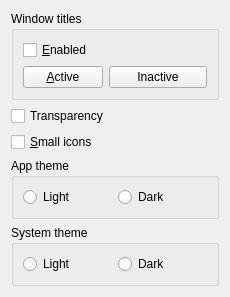
Before: the Qt Designer form mainwidget.ui in dee/Twikr, drawn with Qt 5.
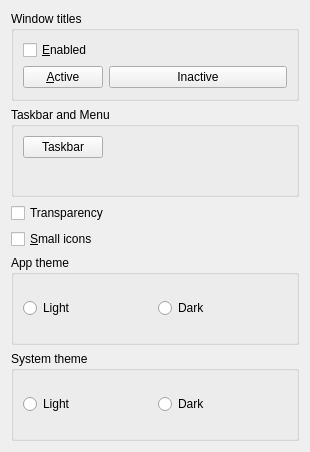
After: the same form once the commit is applied.

Commit message: Changing taskbar background

Diff of the .ui file:
```diff
--- a/mainwidget.ui
+++ b/mainwidget.ui
@@ -6,8 +6,8 @@
    <rect>
     <x>0</x>
     <y>0</y>
-    <width>230</width>
-    <height>280</height>
+    <width>310</width>
+    <height>452</height>
    </rect>
   </property>
   <property name="windowTitle">
@@ -19,7 +19,7 @@
      <property name="title">
       <string>Window titles</string>
      </property>
-     <layout class="QGridLayout" name="gridLayout">
+     <layout class="QFormLayout" name="formLayout">
       <item row="0" column="0">
        <widget class="QCheckBox" name="chkEnabled">
         <property name="text">
@@ -40,14 +40,14 @@
         </property>
        </spacer>
       </item>
-      <item row="1" column="0">
+      <item row="2" column="0">
        <widget class="QPushButton" name="btnActive">
         <property name="text">
          <string>&amp;Active</string>
         </property>
        </widget>
       </item>
-      <item row="1" column="1">
+      <item row="2" column="1">
        <widget class="QPushButton" name="btnInactive">
         <property name="text">
          <string>Inactive</string>
@@ -57,6 +57,22 @@
      </layout>
     </widget>
    </item>
+   <item>
+    <widget class="QGroupBox" name="groupBox_3">
+     <property name="title">
+      <string>Taskbar and Menu</string>
+     </property>
+     <layout class="QFormLayout" name="formLayout_2">
+      <item row="0" column="0">
+       <widget class="QPushButton" name="btnTaskbarBg">
+        <property name="text">
+         <string>Taskbar</string>
+        </property>
+       </widget>
+      </item>
+     </layout>
+    </widget>
+   </item>
    <item>
     <widget class="QCheckBox" name="chkTransparency">
      <property name="text">
```
The commit also changes 4 other files.
